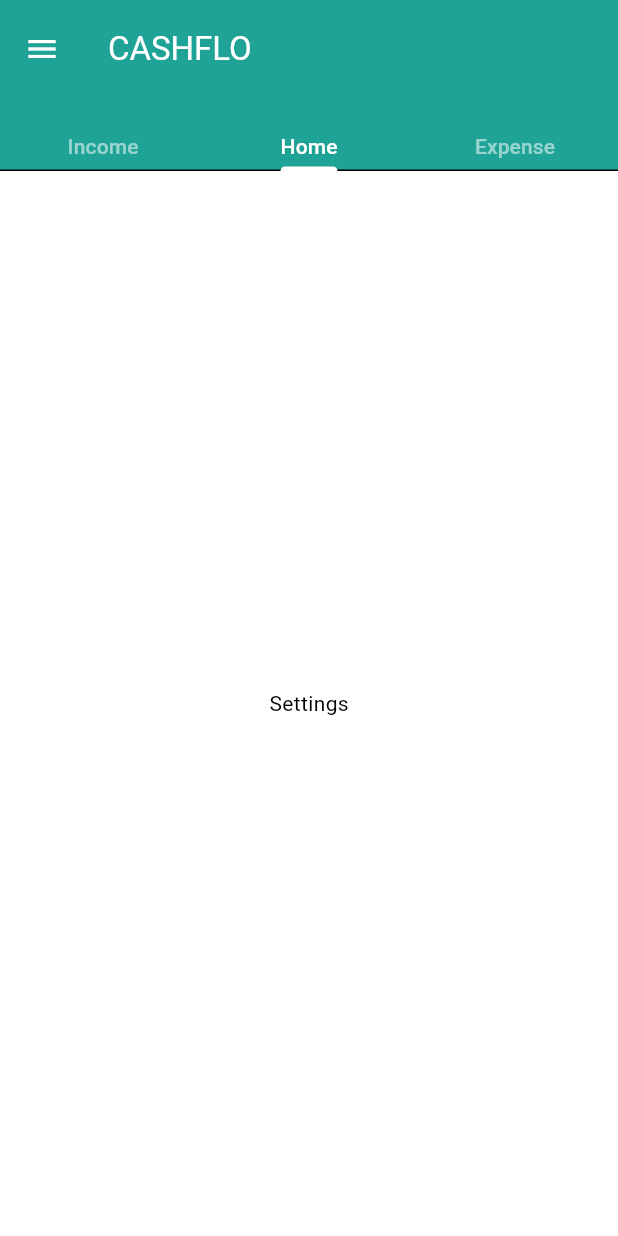
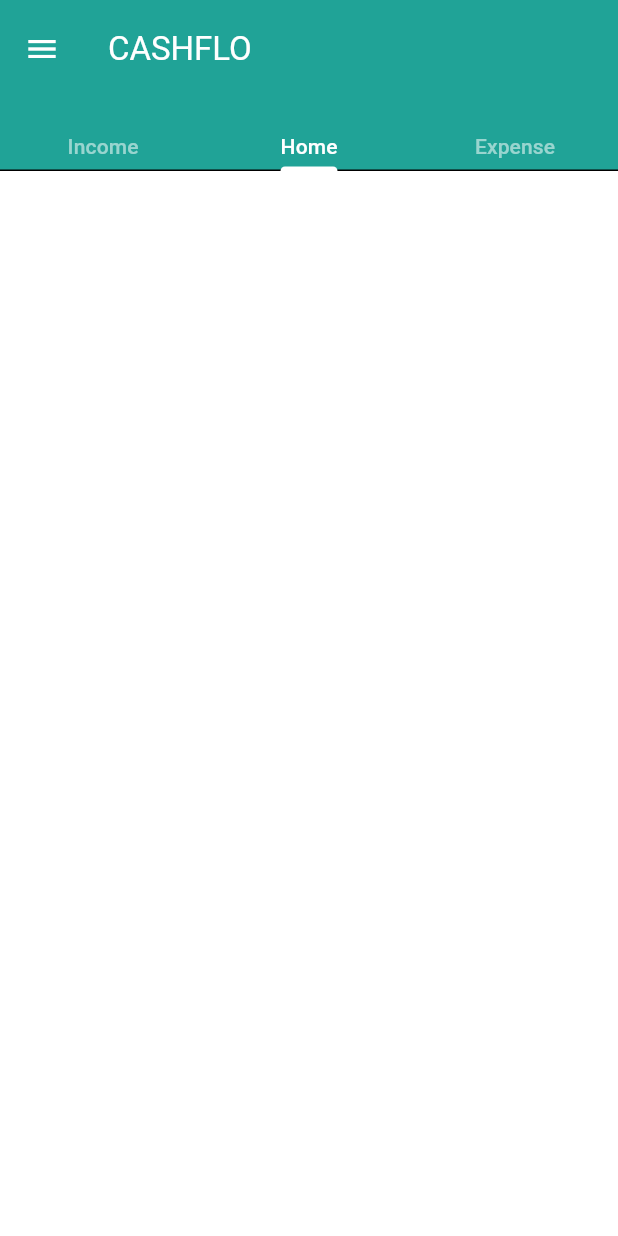
Before and after one commit to fatiqhussnain/SE-Lab-Project-2023, a Flutter app: the HomeNavigation screen opened by its route, on a phone screen of 412 x 824 dp. Run offline on Flutter 3.47's test engine with Material 3 defaults, Android fonts, the phone set to English and light mode, and no system bars.

Commit message:
separate files for home, income and expense screens

```diff
--- /dev/null
+++ b/lib/Screens/Home.dart
@@ -0,0 +1,15 @@
+import 'package:flutter/material.dart';
+
+class Home extends StatefulWidget {
+  const Home({super.key});
+
+  @override
+  State<Home> createState() => _HomeState();
+}
+
+class _HomeState extends State<Home> {
+  @override
+  Widget build(BuildContext context) {
+    return Scaffold();
+  }
+}
--- a/lib/Screens/HomeNavigation.dart
+++ b/lib/Screens/HomeNavigation.dart
@@ -1,3 +1,6 @@
+import 'package:finance_tracker/Screens/Expense.dart';
+import 'package:finance_tracker/Screens/Home.dart';
+import 'package:finance_tracker/Screens/Income.dart';
 import 'package:flutter/material.dart';
 import '/AppColors.dart';
 
@@ -88,9 +91,9 @@ class _HomeNavigationState extends State<HomeNavigation> {
           ),
           body: const TabBarView(
             children: [
-              Center(child: Text('Home')),
-              Center(child: Text('Settings')),
-              Center(child: Text('Profile')),
+              Center(child: Income()),
+              Center(child: Home()),
+              Center(child: Expense()),
             ],
           ),
         ),
```
Also changed, not shown: lib/Screens/Expense.dart (added, +15 -0 lines), lib/Screens/Income.dart (added, +15 -0 lines).
